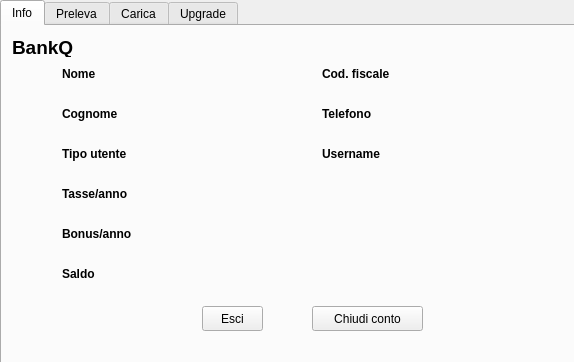
This is BankQ/userinfo.ui in marcofranceschini/p2_project as Qt 5 draws it before an edit. The edited form follows.
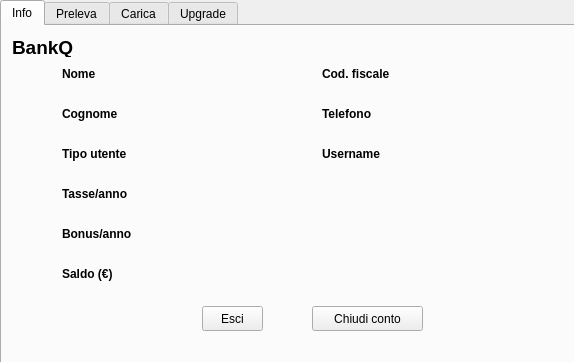
This is the edited form.

```diff
--- a/BankQ/userinfo.ui
+++ b/BankQ/userinfo.ui
@@ -68,7 +68,7 @@
       </rect>
      </property>
      <property name="text">
-      <string>&lt;html&gt;&lt;head/&gt;&lt;body&gt;&lt;p&gt;&lt;span style=&quot; font-weight:600;&quot;&gt;Saldo&lt;/span&gt;&lt;/p&gt;&lt;/body&gt;&lt;/html&gt;</string>
+      <string>&lt;html&gt;&lt;head/&gt;&lt;body&gt;&lt;p&gt;&lt;span style=&quot; font-weight:600;&quot;&gt;Saldo (€)&lt;/span&gt;&lt;/p&gt;&lt;/body&gt;&lt;/html&gt;</string>
      </property>
     </widget>
     <widget class="QLabel" name="label_4">
```
